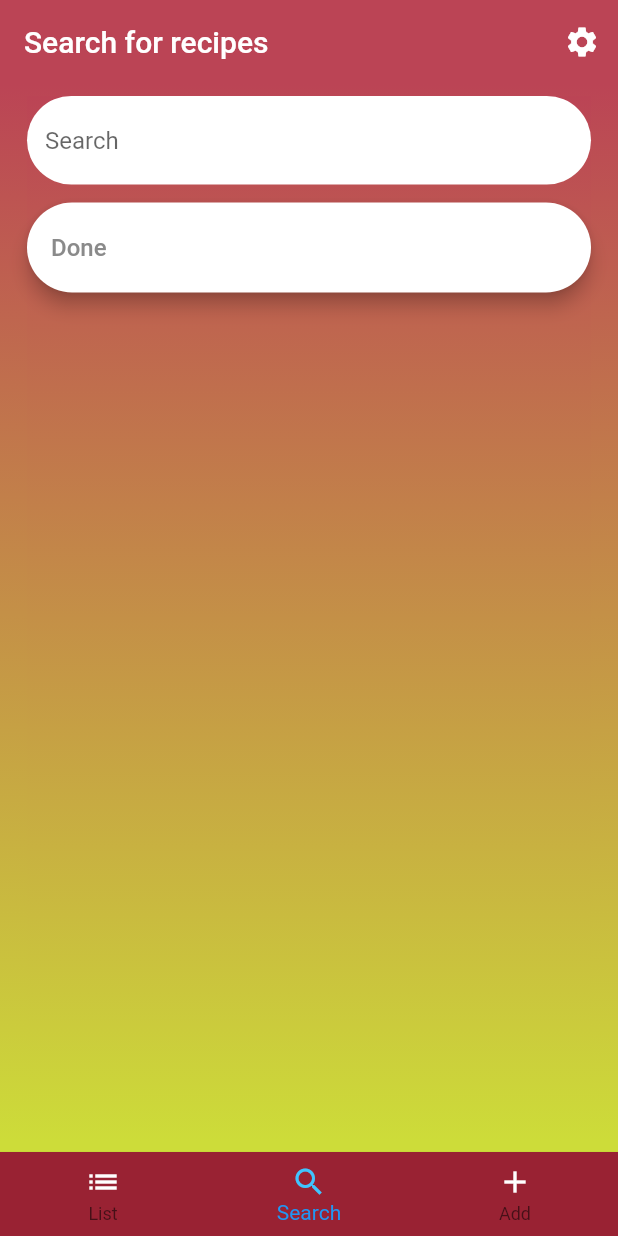
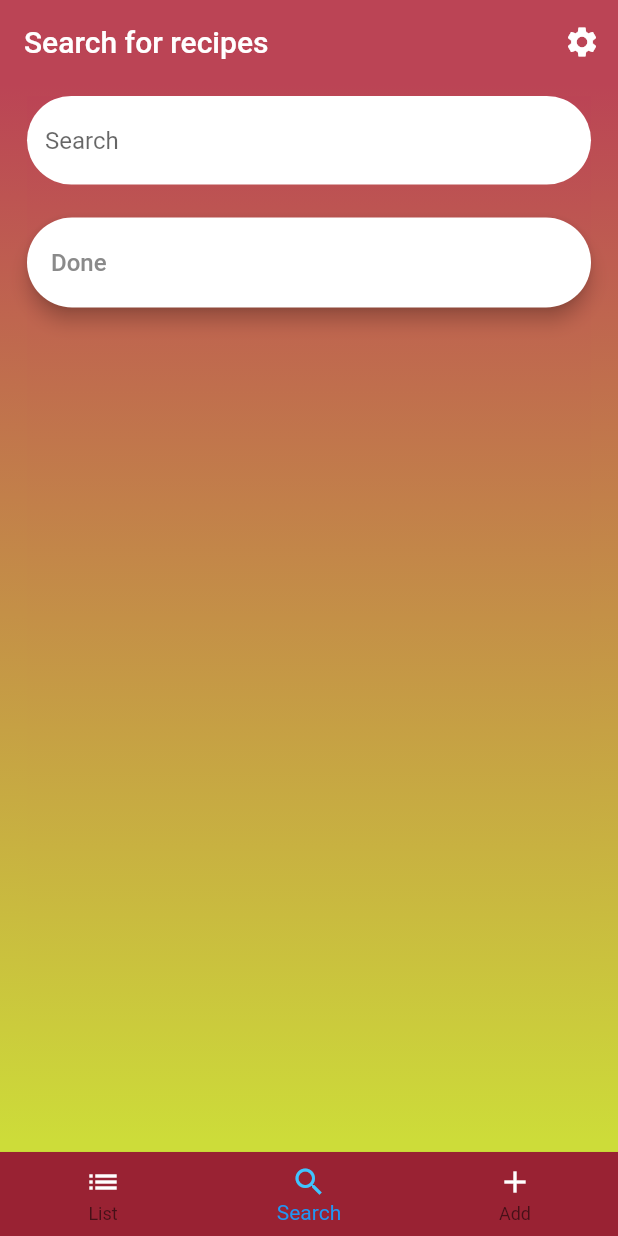
Before and after one commit to BMarx981/Recipe-Runner, a Flutter app: the screen it shows after launch, item 2 of the bottom bar chosen, on a phone screen of 412 x 824 dp. Run offline on Flutter 3.47's test engine with Material 2 defaults, Android fonts, the phone set to English and light mode, and no system bars.

Commit message:
"Change sizedBox height"

```diff
--- a/lib/screens/search_screen.dart
+++ b/lib/screens/search_screen.dart
@@ -14,7 +14,7 @@ class SearchScreen extends StatelessWidget {
         children: <Widget>[
           RecipeTextField(text: 'Search', controller: tc),
           SizedBox(
-            height: 12,
+            height: 22,
           ),
           Container(
             height: 60,
```
